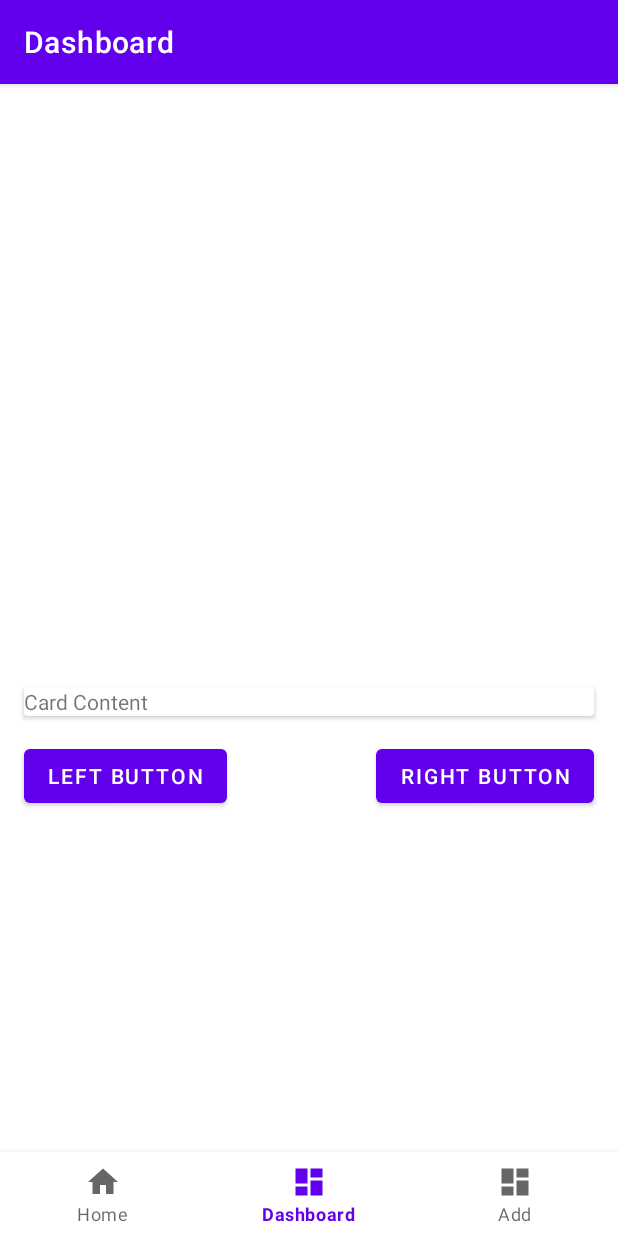
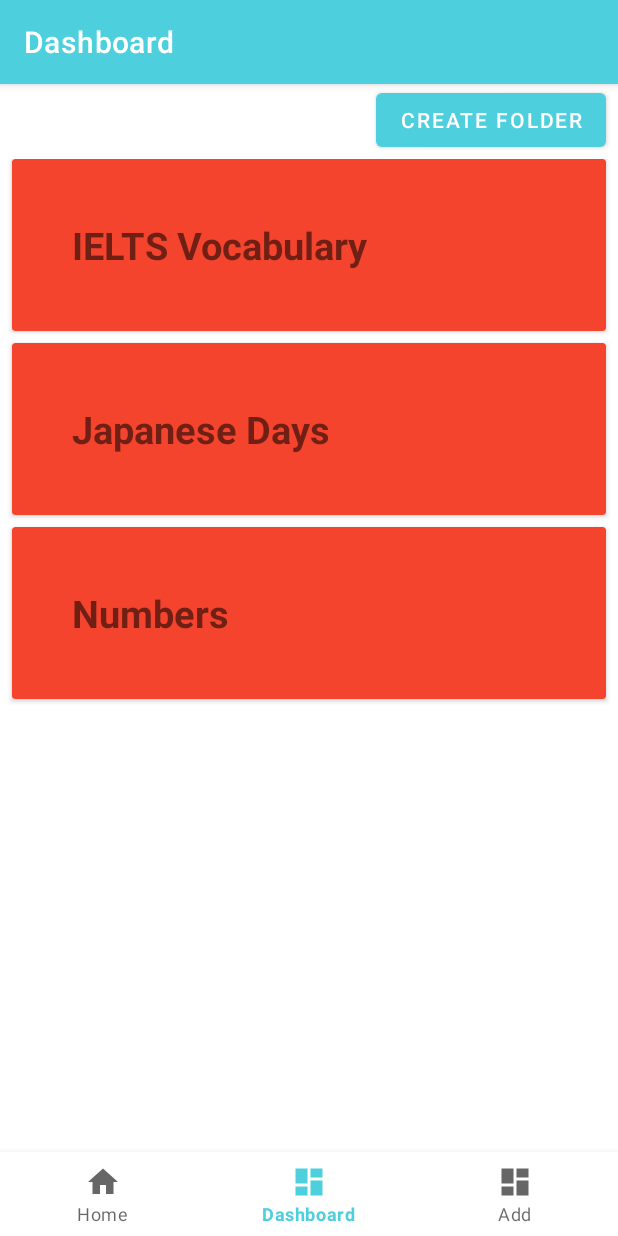
Before and after one commit to izutsumiii/flashcard-android-app, an Android app: the DashboardFragment screen opened through its navigation route, on a phone screen of 412 x 824 dp. Run offline under Robolectric (Android 15) with nearby library versions, the phone set to English and light mode, and no system bars; our stand-ins replace navigation-ui.

Commit message:
Create a view to show list of colorful cards

```diff
--- a/app/build.gradle
+++ b/app/build.gradle
@@ -40,6 +40,7 @@ dependencies {
     implementation 'androidx.lifecycle:lifecycle-viewmodel-ktx:2.4.1'
     implementation 'androidx.navigation:navigation-fragment:2.5.2'
     implementation 'androidx.navigation:navigation-ui:2.5.2'
+    implementation "androidx.cardview:cardview:1.0.0"
     testImplementation 'junit:junit:4.13.2'
     androidTestImplementation 'androidx.test.ext:junit:1.1.5'
     androidTestImplementation 'androidx.test.espresso:espresso-core:3.5.1'
--- a/app/src/main/AndroidManifest.xml
+++ b/app/src/main/AndroidManifest.xml
@@ -1,6 +1,8 @@
 <?xml version="1.0" encoding="utf-8"?>
 <manifest xmlns:android="http://schemas.android.com/apk/res/android"
     xmlns:tools="http://schemas.android.com/tools">
+
+    <uses-permission android:name="android.permission.READ_EXTERNAL_STORAGE" />
 
     <application
         android:allowBackup="true"
@@ -23,5 +25,5 @@
             </intent-filter>
         </activity>
     </application>
-<uses-permission android:name="android.permission.READ_EXTERNAL_STORAGE" />
+
 </manifest>
--- /dev/null
+++ b/app/src/main/java/com/example/flashcard/ui/card/CardAdapter.java
@@ -0,0 +1,65 @@
+package com.example.flashcard.ui.card;
+
+import android.content.res.TypedArray;
+import android.view.LayoutInflater;
+import android.view.View;
+import android.view.ViewGroup;
+import android.widget.TextView;
+import androidx.annotation.NonNull;
+import androidx.cardview.widget.CardView;
+import androidx.recyclerview.widget.RecyclerView;
+
+import com.example.flashcard.R;
+
+import java.util.List;
+import java.util.Random;
+
+public class CardAdapter extends RecyclerView.Adapter<CardAdapter.CardViewHolder> {
+
+    private List<CardItem> cardItemList;
+
+    public CardAdapter(List<CardItem> cardItemList) {
+        this.cardItemList = cardItemList;
+    }
+
+    @NonNull
+    @Override
+    public CardViewHolder onCreateViewHolder(@NonNull ViewGroup parent, int viewType) {
+        View view = LayoutInflater.from(parent.getContext()).inflate(R.layout.fragment_item_card, parent, false);
+        return new CardViewHolder(view);
+    }
+
+    @Override
+    public void onBindViewHolder(@NonNull CardViewHolder holder, int position) {
+        CardItem cardItem = cardItemList.get(position);
+        holder.bind(cardItem);
+    }
+
+    @Override
+    public int getItemCount() {
+        return cardItemList.size();
+    }
+    public static class CardViewHolder extends RecyclerView.ViewHolder {
+        CardView cardView;
+        TextView textTitle;
+
+        public CardViewHolder(@NonNull View itemView) {
+            super(itemView);
+
+            cardView = itemView.findViewById(R.id.cardView);
+            textTitle = itemView.findViewById(R.id.textTitle);
+        }
+
+        public void bind(CardItem cardItem) {
+            textTitle.setText(cardItem.getTitle());
+            setRandomBackgroundColor();
+        }
+
+        private void setRandomBackgroundColor() {
+            TypedArray typedArray = itemView.getResources().obtainTypedArray(R.array.android_colors);
+            int randomColor = typedArray.getColor(new Random().nextInt(typedArray.length()), 0);
+            typedArray.recycle();
+            cardView.setCardBackgroundColor(randomColor);
+        }
+    }
+}
--- /dev/null
+++ b/app/src/main/java/com/example/flashcard/ui/card/CardItem.java
@@ -0,0 +1,14 @@
+package com.example.flashcard.ui.card;
+
+public class CardItem {
+    private String title;
+
+    public CardItem(String title) {
+        this.title = title;
+    }
+
+    public String getTitle() {
+        return title;
+    }
+
+}
--- a/app/src/main/java/com/example/flashcard/ui/dashboard/DashboardFragment.java
+++ b/app/src/main/java/com/example/flashcard/ui/dashboard/DashboardFragment.java
@@ -6,8 +6,15 @@ import android.view.View;
 import android.view.ViewGroup;
 
 import androidx.fragment.app.Fragment;
+import androidx.recyclerview.widget.LinearLayoutManager;
+import androidx.recyclerview.widget.RecyclerView;
 
 import com.example.flashcard.R;
+import com.example.flashcard.ui.card.CardAdapter;
+import com.example.flashcard.ui.card.CardItem;
+
+import java.util.ArrayList;
+import java.util.List;
 
 public class DashboardFragment extends Fragment {
     @Override
@@ -16,8 +23,22 @@ public class DashboardFragment extends Fragment {
     }
 
     @Override
-    public View onCreateView(LayoutInflater inflater,
-                             ViewGroup container, Bundle savedInstanceState) {
-        return inflater.inflate(R.layout.fragment_dashboard , container, false);
+    public View onCreateView(LayoutInflater inflater, ViewGroup container, Bundle savedInstanceState) {
+        View rootView = inflater.inflate(R.layout.fragment_dashboard, container, false);
+
+        List<CardItem> cardItemList = new ArrayList<>();
+        cardItemList.add(new CardItem("IELTS Vocabulary"));
+        cardItemList.add(new CardItem("Japanese Days"));
+        cardItemList.add(new CardItem("Numbers"));
+
+
+        RecyclerView recyclerViewDashboard = rootView.findViewById(R.id.recyclerViewDashboard);
+        recyclerViewDashboard.setLayoutManager(new LinearLayoutManager(getContext()));
+
+        CardAdapter cardAdapter = new CardAdapter(cardItemList);
+        recyclerViewDashboard.setAdapter(cardAdapter);
+
+        return rootView;
     }
+
 }
--- a/app/src/main/res/layout/activity_main.xml
+++ b/app/src/main/res/layout/activity_main.xml
@@ -4,7 +4,7 @@
     android:id="@+id/container"
     android:layout_width="match_parent"
     android:layout_height="match_parent"
-    android:paddingTop="?attr/actionBarSize">
+ >
 
     <com.google.android.material.bottomnavigation.BottomNavigationView
         android:id="@+id/nav_view"
--- a/app/src/main/res/layout/fragment_dashboard.xml
+++ b/app/src/main/res/layout/fragment_dashboard.xml
@@ -1,46 +1,22 @@
 <?xml version="1.0" encoding="utf-8"?>
 <RelativeLayout xmlns:android="http://schemas.android.com/apk/res/android"
-    xmlns:tools="http://schemas.android.com/tools"
     android:layout_width="match_parent"
     android:layout_height="match_parent"
-    tools:context=".MainActivity">
-
-    <androidx.cardview.widget.CardView
-        android:id="@+id/cardView"
-        android:layout_width="match_parent"
-        android:layout_height="wrap_content"
-        android:layout_centerInParent="true"
-        android:layout_marginStart="16dp"
-        android:layout_marginEnd="16dp"
-        android:padding="16dp">
-
-        <TextView
-            android:layout_width="wrap_content"
-            android:layout_height="wrap_content"
-            android:text="Card Content" />
-
-    </androidx.cardview.widget.CardView>
+    >
 
     <Button
-        android:id="@+id/leftButton"
         android:layout_width="wrap_content"
         android:layout_height="wrap_content"
-        android:text="Left Button"
-        android:layout_below="@id/cardView"
-        android:layout_alignParentStart="true"
-        android:layout_marginTop="16dp"
-        android:layout_marginStart="16dp"
-        android:layout_marginEnd="8dp"/>
+        android:layout_alignParentEnd="true"
+        android:layout_marginEnd="8dp"
+        android:layout_marginBottom="12dp"
+        android:text="Create folder" />
 
-    <Button
-        android:id="@+id/rightButton"
-        android:layout_width="wrap_content"
-        android:layout_height="wrap_content"
-        android:text="Right Button"
-        android:layout_below="@id/cardView"
-        android:layout_alignParentEnd="true"
-        android:layout_marginTop="16dp"
-        android:layout_marginStart="8dp"
-        android:layout_marginEnd="16dp"/>
+    <androidx.recyclerview.widget.RecyclerView
+        android:id="@+id/recyclerViewDashboard"
+        android:layout_width="match_parent"
+        android:layout_height="match_parent"
+        android:layout_marginTop="50dp"
+        />
 
 </RelativeLayout>
--- /dev/null
+++ b/app/src/main/res/layout/fragment_item_card.xml
@@ -0,0 +1,23 @@
+<?xml version="1.0" encoding="utf-8"?>
+<androidx.cardview.widget.CardView xmlns:android="http://schemas.android.com/apk/res/android"
+    android:id="@+id/cardView"
+    android:layout_width="match_parent"
+    android:layout_height="wrap_content"
+    android:layout_marginStart="8dp"
+    android:layout_marginEnd="8dp"
+    android:layout_marginBottom="8dp"
+    android:elevation="4dp">
+
+    <TextView
+        android:id="@+id/textTitle"
+        android:layout_width="wrap_content"
+        android:layout_height="wrap_content"
+        android:padding="40dp"
+        android:text="Card Title"
+        android:textSize="25sp"
+        android:textStyle="bold"
+        />
+
+
+
+</androidx.cardview.widget.CardView>
--- a/app/src/main/res/values/colors.xml
+++ b/app/src/main/res/values/colors.xml
@@ -1,10 +1,18 @@
 <?xml version="1.0" encoding="utf-8"?>
 <resources>
     <color name="purple_200">#FFBB86FC</color>
-    <color name="purple_500">#FF6200EE</color>
-    <color name="purple_700">#FF3700B3</color>
+    <color name="purple_500">#4DCFDD</color>
+    <color name="purple_700">#4DCFDD</color>
     <color name="teal_200">#FF03DAC5</color>
     <color name="teal_700">#FF018786</color>
     <color name="black">#FF000000</color>
     <color name="white">#FFFFFFFF</color>
+    <array name="android_colors">
+        <item>#FED766</item>
+        <item>#C6EBBE</item>
+        <item>#DB2955</item>
+        <item>#F37748</item>
+        <item>#F4442E</item>
+        <item>#E2A0FF</item>
+    </array>
 </resources>
```
Also changed, not shown: app/src/main/java/com/example/flashcard/MainActivity.java (+10 -3 lines).
